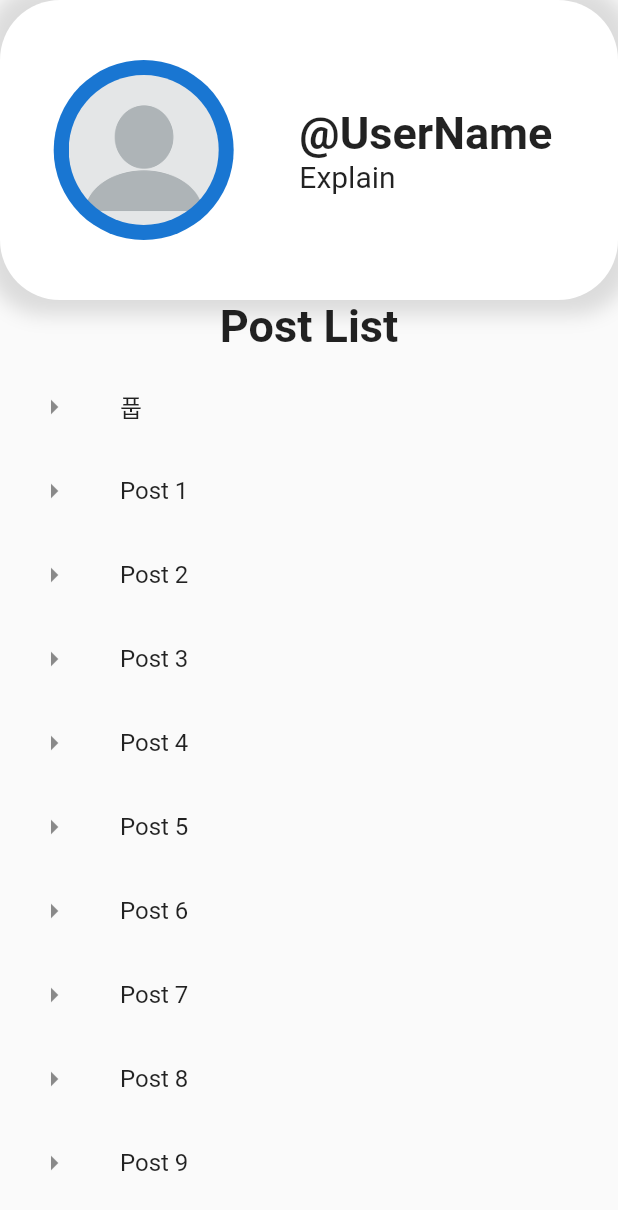
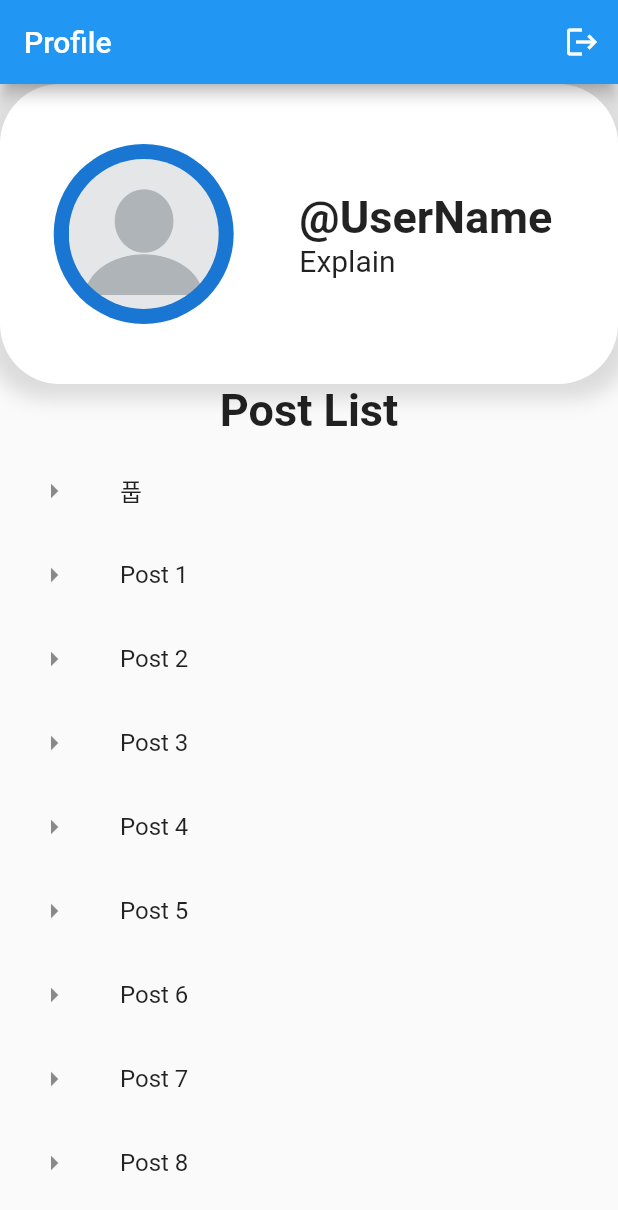
Before and after one commit to HongikB612/UrbanLink, a Flutter app: the ProfilePage screen opened directly, on a phone screen of 412 x 824 dp. Shown: the top 1210 px of the screen. Run offline on Flutter 3.47's test engine with Material 2 defaults, Android fonts, the phone set to English and light mode, and no system bars; our stand-ins replace anim_search_bar, firebase_auth, firebase_core, get, google_maps_flutter; accounts and stored records are empty.

Commit message:
Add profile page logout button

```diff
--- a/lib/pages/mainpage.dart
+++ b/lib/pages/mainpage.dart
@@ -1,4 +1,3 @@
-
 import 'package:flutter/material.dart';
 import 'package:urbanlink_project/pages/mappage.dart';
 import 'package:urbanlink_project/pages/profilepage.dart';
@@ -29,9 +28,6 @@ class _MainPageState extends State<MainPage> {
   @override
   Widget build(BuildContext context) {
     return Scaffold(
-        appBar: AppBar(
-          title: const Text('UrbanLink'),
-        ),
         body: Center(
           child: pages.elementAt(_selectedIndex),
         ),
--- a/lib/pages/profilepage.dart
+++ b/lib/pages/profilepage.dart
@@ -1,6 +1,7 @@
 import 'package:flutter/material.dart';
-import 'package:urbanlink_project/models/communities.dart';
+import 'package:get/get.dart';
 import 'package:urbanlink_project/models/posts.dart';
+import 'package:urbanlink_project/pages/login.dart';
 
 class ProfilePage extends StatefulWidget {
   const ProfilePage({Key? key}) : super(key: key);
@@ -45,13 +46,27 @@ class _ProfilePageState extends State<ProfilePage> {
     const textProfileUserStyle =
         TextStyle(fontSize: 30, fontWeight: FontWeight.bold);
     var textProfileDescriptionStyle = const TextStyle(fontSize: 20);
-    return Column(
-      children: <Widget>[
-        profileBox(textProfileUserStyle, textProfileDescriptionStyle),
-        const Text('Post List', style: textProfileUserStyle),
-        postListView(context),
-      ],
-    );
+    return Scaffold(
+        appBar: AppBar(
+          title: const Text('Profile'),
+          actions: <Widget>[
+            IconButton(
+              icon: const Icon(Icons.logout),
+              tooltip: 'Logout',
+              onPressed: () {
+                // goto Login Page
+                Get.offAll(const LoginPage());
+              },
+            )
+          ],
+        ),
+        body: Column(
+          children: <Widget>[
+            profileBox(textProfileUserStyle, textProfileDescriptionStyle),
+            const Text('Post List', style: textProfileUserStyle),
+            postListView(context),
+          ],
+        ));
   }
 
   Container profileBox(
```
Also changed, not shown: lib/pages/login.dart (+10 -1 lines).
